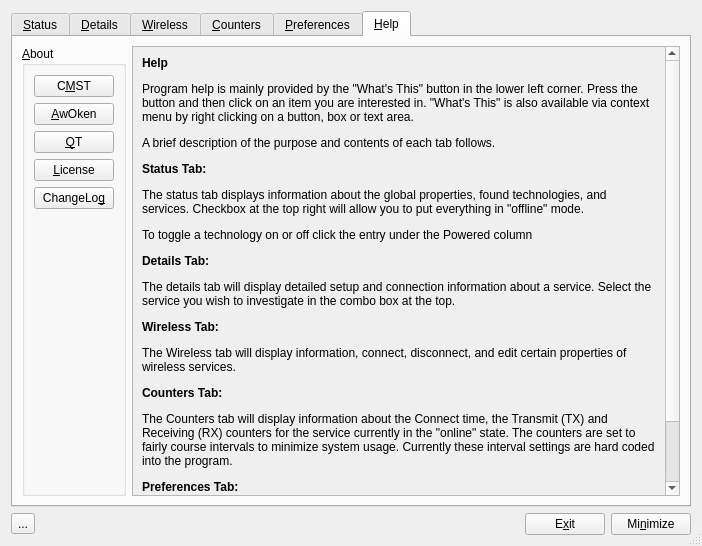
Qt form code/control_box/ui/controlbox.ui (andrew-bibb/cmst) before a commit.
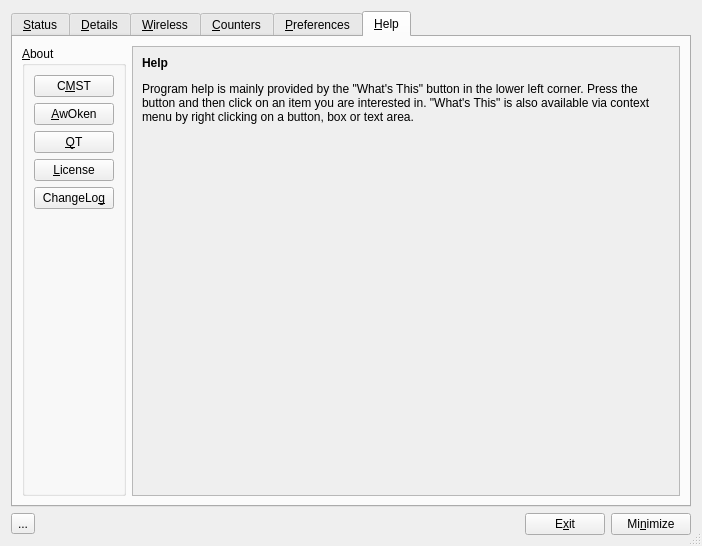
The same form after that commit. The open tabs and pages were chosen to show the change. Icons and pictures are not drawn.

```diff
--- a/code/control_box/ui/controlbox.ui
+++ b/code/control_box/ui/controlbox.ui
@@ -1074,15 +1074,15 @@
            <rect>
             <x>0</x>
             <y>0</y>
-            <width>536</width>
-            <height>550</height>
+            <width>550</width>
+            <height>449</height>
            </rect>
           </property>
           <layout class="QVBoxLayout" name="verticalLayout_8">
            <item>
             <widget class="QLabel" name="label_help">
              <property name="text">
-              <string>&lt;html&gt;&lt;head/&gt;&lt;body&gt;&lt;p&gt;&lt;span style=&quot; font-weight:600;&quot;&gt;Help&lt;/span&gt;&lt;/p&gt;&lt;p&gt;Program help is mainly provided by the &amp;quot;What's This&amp;quot; button in the lower left corner. Press the button and then click on an item you are interested in. &amp;quot;What's This&amp;quot; is also available via context menu by right clicking on a button, box or text area.&lt;/p&gt;&lt;p&gt;A brief description of the purpose and contents of each tab follows.&lt;/p&gt;&lt;p&gt;&lt;span style=&quot; font-weight:600;&quot;&gt;Status Tab:&lt;/span&gt;&lt;/p&gt;&lt;p&gt;The status tab displays information about the global properties, found technologies, and services. Checkbox at the top right will allow you to put everything in &amp;quot;offline&amp;quot; mode.&lt;/p&gt;&lt;p&gt;To toggle a technology on or off click the entry under the Powered column &lt;/p&gt;&lt;p&gt;&lt;span style=&quot; font-weight:600;&quot;&gt;Details Tab:&lt;/span&gt;&lt;/p&gt;&lt;p&gt;The details tab will display detailed setup and connection information about a service. Select the service you wish to investigate in the combo box at the top.&lt;/p&gt;&lt;p&gt;&lt;span style=&quot; font-weight:600;&quot;&gt;Wireless Tab:&lt;/span&gt;&lt;/p&gt;&lt;p&gt;The Wireless tab will display information, connect, disconnect, and edit certain properties of wireless services. &lt;/p&gt;&lt;p&gt;&lt;span style=&quot; font-weight:600;&quot;&gt;Counters Tab:&lt;/span&gt;&lt;/p&gt;&lt;p&gt;The Counters tab will display information about the Connect time, the Transmit (TX) and Receiving (RX) counters for the service currently in the &amp;quot;online&amp;quot; state. The counters are set to fairly course intervals to minimize system usage. Currently these interval settings are hard coded into the program. &lt;/p&gt;&lt;p&gt;&lt;span style=&quot; font-weight:600;&quot;&gt;Preferences Tab:&lt;/span&gt;&lt;/p&gt;&lt;p&gt;The preferences tab will allow you to change some aspects of the GUI. &lt;/p&gt;&lt;p&gt;&lt;br/&gt;&lt;/p&gt;&lt;/body&gt;&lt;/html&gt;</string>
+              <string>&lt;html&gt;&lt;head/&gt;&lt;body&gt;&lt;p&gt;&lt;span style=&quot; font-weight:600;&quot;&gt;Help&lt;/span&gt;&lt;/p&gt;&lt;p&gt;Program help is mainly provided by the &amp;quot;What's This&amp;quot; button in the lower left corner. Press the button and then click on an item you are interested in. &amp;quot;What's This&amp;quot; is also available via context menu by right clicking on a button, box or text area.&lt;/p&gt;&lt;/body&gt;&lt;/html&gt;</string>
              </property>
              <property name="wordWrap">
               <bool>true</bool>
@@ -1092,6 +1092,19 @@
              </property>
             </widget>
            </item>
+           <item>
+            <spacer name="verticalSpacer_5">
+             <property name="orientation">
+              <enum>Qt::Vertical</enum>
+             </property>
+             <property name="sizeHint" stdset="0">
+              <size>
+               <width>20</width>
+               <height>40</height>
+              </size>
+             </property>
+            </spacer>
+           </item>
           </layout>
          </widget>
         </widget>
```
